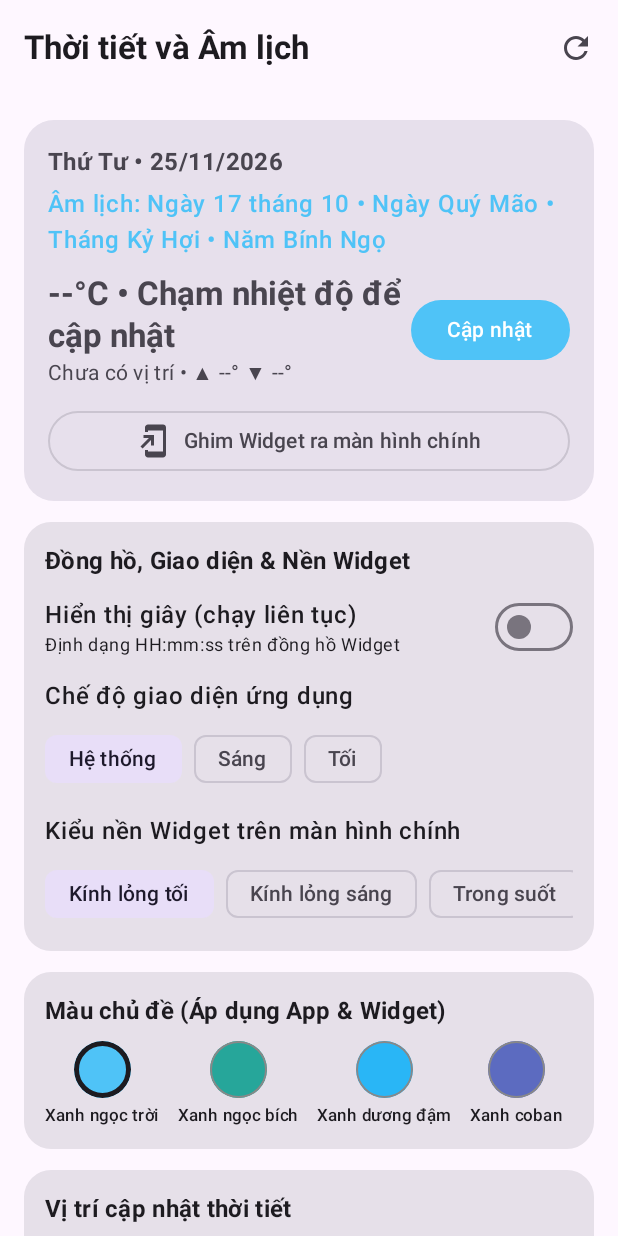
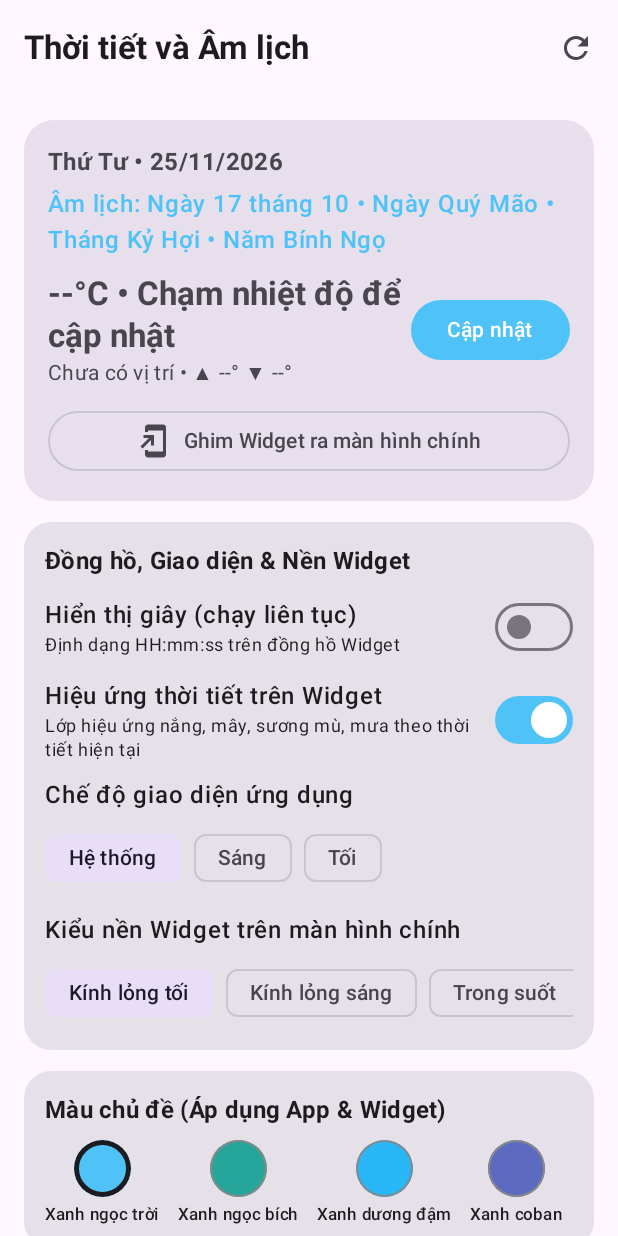
Before and after one commit to duynghiduc2000-vn/thoi-tiet-am-lich, an Android app built with Jetpack Compose: the screen it shows after launch (MainActivity), after a tap on "Cập nhật", on a phone screen of 412 x 824 dp. Run offline under Robolectric (Android 15) with nearby library versions, the phone set to English and light mode, and no system bars; 1 statement that could not run was skipped.

Commit message:
Update MainActivity.kt

```diff
--- a/app/src/main/java/com/mrwind/vn/MainActivity.kt
+++ b/app/src/main/java/com/mrwind/vn/MainActivity.kt
@@ -48,6 +48,7 @@ import androidx.compose.material.icons.filled.Delete
 import androidx.compose.material.icons.filled.LocationOn
 import androidx.compose.material.icons.filled.Refresh
 import androidx.compose.material.icons.filled.Search
+import androidx.compose.material3.AlertDialog
 import androidx.compose.material3.Button
 import androidx.compose.material3.ButtonDefaults
 import androidx.compose.material3.Card
@@ -140,6 +141,7 @@ fun ThoiTietAmLichApp() {
     var widgetBgMode by remember { mutableIntStateOf(AppPrefs.getWidgetBgMode(context)) }
     var accentColorInt by remember { mutableIntStateOf(AppPrefs.getAccentColor(context)) }
     var showSeconds by remember { mutableStateOf(AppPrefs.isShowSeconds(context)) }
+    var showWeatherEffect by remember { mutableStateOf(AppPrefs.isShowWeatherEffect(context)) }
     var showSignature by remember { mutableStateOf(AppPrefs.isShowSignature(context)) }
     var signature by remember { mutableStateOf(AppPrefs.getSignature(context)) }
 
@@ -346,6 +348,30 @@ fun ThoiTietAmLichApp() {
                                     onCheckedChange = { checked ->
                                         showSeconds = checked
                                         AppPrefs.setShowSeconds(context, checked)
+                                        WeatherLunarWidget.updateAllWidgets(context)
+                                    }
+                                )
+                            }
+
+                            Row(
+                                verticalAlignment = Alignment.CenterVertically,
+                                horizontalArrangement = Arrangement.SpaceBetween,
+                                modifier = Modifier
+                                    .fillMaxWidth()
+                                    .padding(bottom = 10.dp)
+                            ) {
+                                Column(modifier = Modifier.weight(1f)) {
+                                    Text("Hiệu ứng thời tiết trên Widget", fontWeight = FontWeight.Medium)
+                                    Text(
+                                        "Lớp hiệu ứng nắng, mây, sương mù, mưa theo thời tiết hiện tại",
+                                        style = MaterialTheme.typography.bodySmall
+                                    )
+                                }
+                                Switch(
+                                    checked = showWeatherEffect,
+                                    onCheckedChange = { checked ->
+                                        showWeatherEffect = checked
+                                        AppPrefs.setShowWeatherEffect(context, checked)
                                         WeatherLunarWidget.updateAllWidgets(context)
                                     }
                                 )
@@ -792,7 +818,7 @@ fun ThoiTietAmLichApp() {
                                 .padding(top = 6.dp, bottom = 8.dp)
                         ) {
                             Text(
-                                "Được tạo bởi Mr.WInd - Xiaomi Community Việt Nam\nỦng hộ anh ấy một cốc cà hê qua MOMO: 0923032127",
+                                "Được tạo bởi Mr.WInd - Xiaomi Community Việt Nam\nỦng hộ anh ấy một cuốn triện gei qua MOMO: 0923032127",
                                 fontSize = 11.sp,
                                 lineHeight = 16.sp,
                                 color = MaterialTheme.colorScheme.onSurfaceVariant,
```
